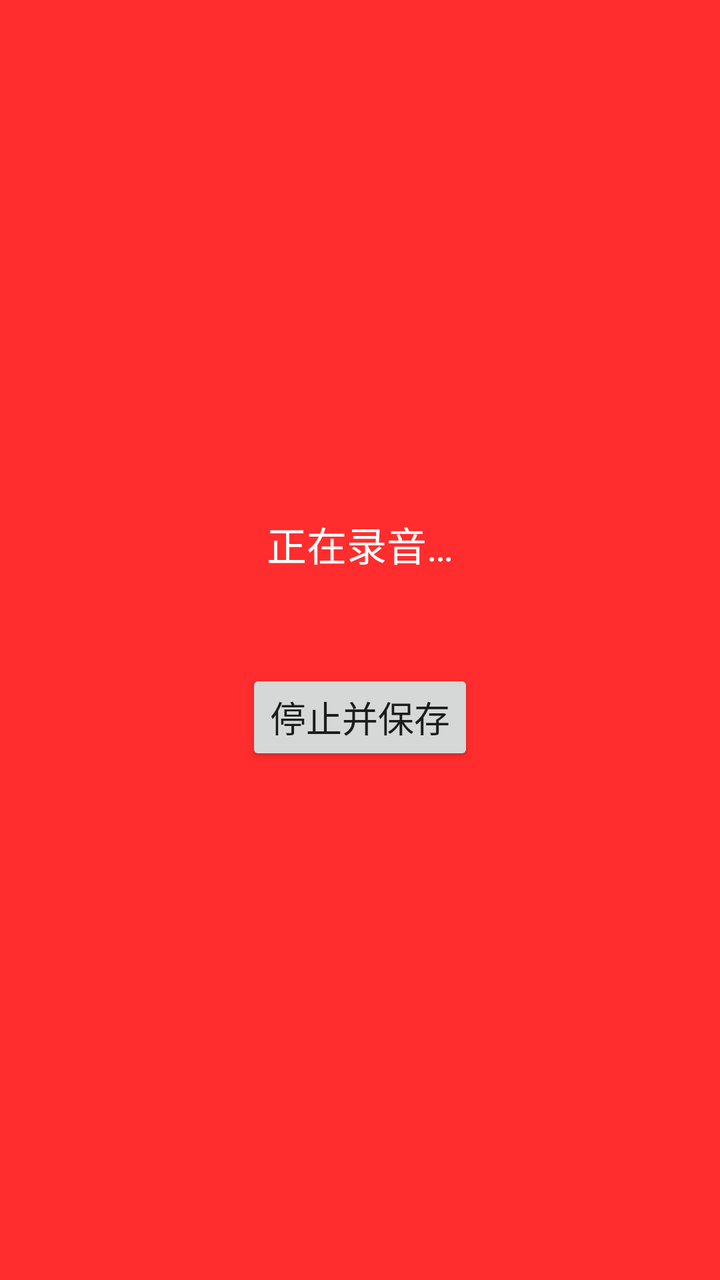
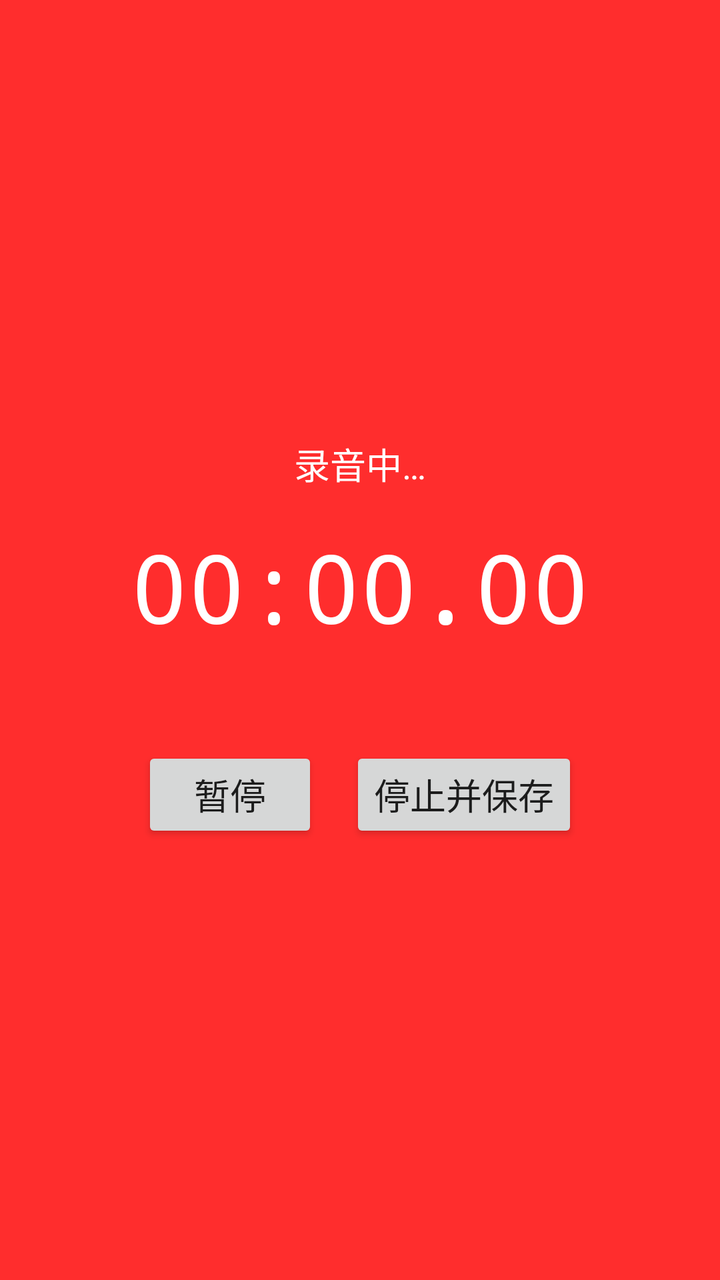

Before-and-after screenshots of an Android layout around one commit, followed by the original layout XML and the change that was made.
<!-- AndroidManifest.xml: application theme Theme.ShakeRecorder -->
<!-- res/layout/activity_recorder.xml -->
<?xml version="1.0" encoding="utf-8"?>
<LinearLayout xmlns:android="http://schemas.android.com/apk/res/android"
    android:layout_width="match_parent"
    android:layout_height="match_parent"
    android:orientation="vertical"
    android:gravity="center"
    android:padding="32dp"
    android:background="#FF2D2D">

    <TextView
        android:id="@+id/tvStatus"
        android:layout_width="wrap_content"
        android:layout_height="wrap_content"
        android:text="正在录音…"
        android:textColor="#FFFFFF"
        android:textSize="20sp"
        android:gravity="center"
        android:layout_marginBottom="48dp" />

    <Button
        android:id="@+id/btnStop"
        android:layout_width="wrap_content"
        android:layout_height="wrap_content"
        android:text="停止并保存"
        android:textSize="18sp" />
</LinearLayout>
<!-- resources referenced by this layout -->
<resources>
  <style name="Theme.ShakeRecorder" parent="Theme.MaterialComponents.DayNight.NoActionBar">
          <item name="colorPrimary">@color/purple_500</item>
          <item name="colorPrimaryDark">@color/purple_700</item>
          <item name="colorAccent">@color/teal_200</item>
      </style>
  <color name="purple_500">#6200EE</color>
  <color name="purple_700">#3700B3</color>
  <color name="teal_200">#03DAC5</color>
</resources>

<!-- the commit's change to res/layout/activity_recorder.xml (unified diff, before → after) -->
@@ -8,19 +8,42 @@
     android:background="#FF2D2D">
 
     <TextView
-        android:id="@+id/tvStatus"
+        android:id="@+id/tvState"
         android:layout_width="wrap_content"
         android:layout_height="wrap_content"
-        android:text="正在录音…"
+        android:text="录音中…"
         android:textColor="#FFFFFF"
-        android:textSize="20sp"
-        android:gravity="center"
+        android:textSize="18sp"
+        android:layout_marginBottom="16dp" />
+
+    <TextView
+        android:id="@+id/tvTimer"
+        android:layout_width="wrap_content"
+        android:layout_height="wrap_content"
+        android:text="00:00.00"
+        android:textColor="#FFFFFF"
+        android:textSize="48sp"
+        android:fontFamily="monospace"
         android:layout_marginBottom="48dp" />
 
-    <Button
-        android:id="@+id/btnStop"
+    <LinearLayout
         android:layout_width="wrap_content"
         android:layout_height="wrap_content"
-        android:text="停止并保存"
-        android:textSize="18sp" />
+        android:orientation="horizontal">
+
+        <Button
+            android:id="@+id/btnPause"
+            android:layout_width="wrap_content"
+            android:layout_height="wrap_content"
+            android:text="暂停"
+            android:textSize="18sp" />
+
+        <Button
+            android:id="@+id/btnStop"
+            android:layout_width="wrap_content"
+            android:layout_height="wrap_content"
+            android:text="停止并保存"
+            android:textSize="18sp"
+            android:layout_marginStart="16dp" />
+    </LinearLayout>
 </LinearLayout>
